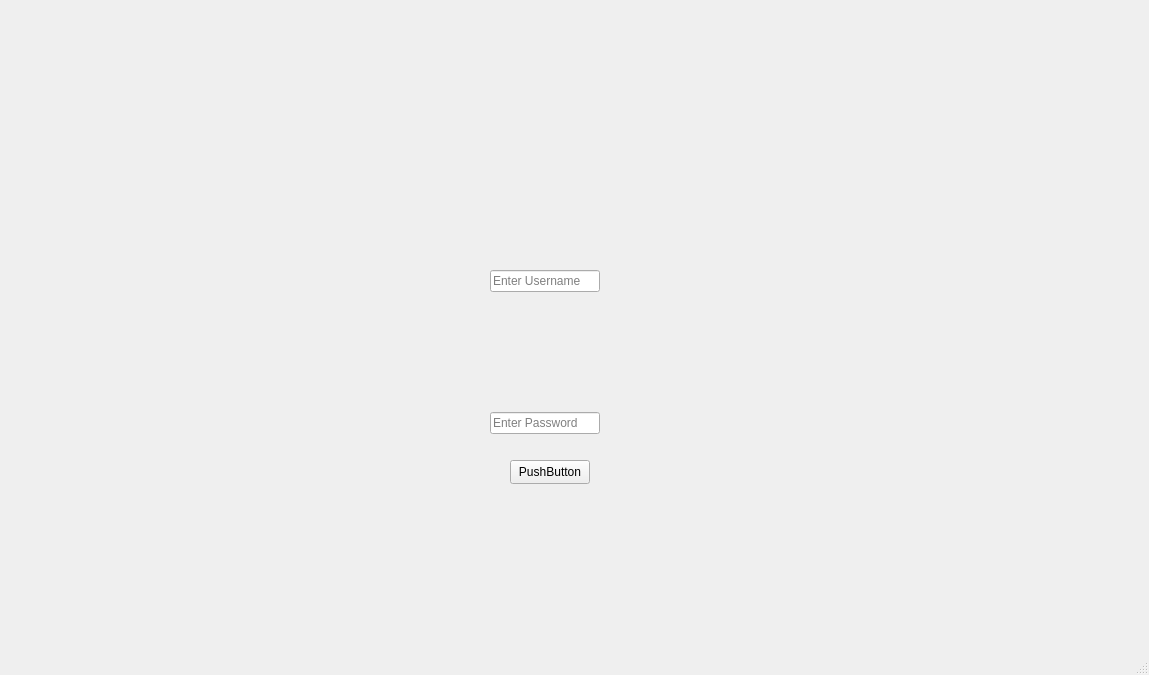
Qt form Project/mainwindow.ui (Youssef-Ashraf71/Learning_Managment_System) before a commit.
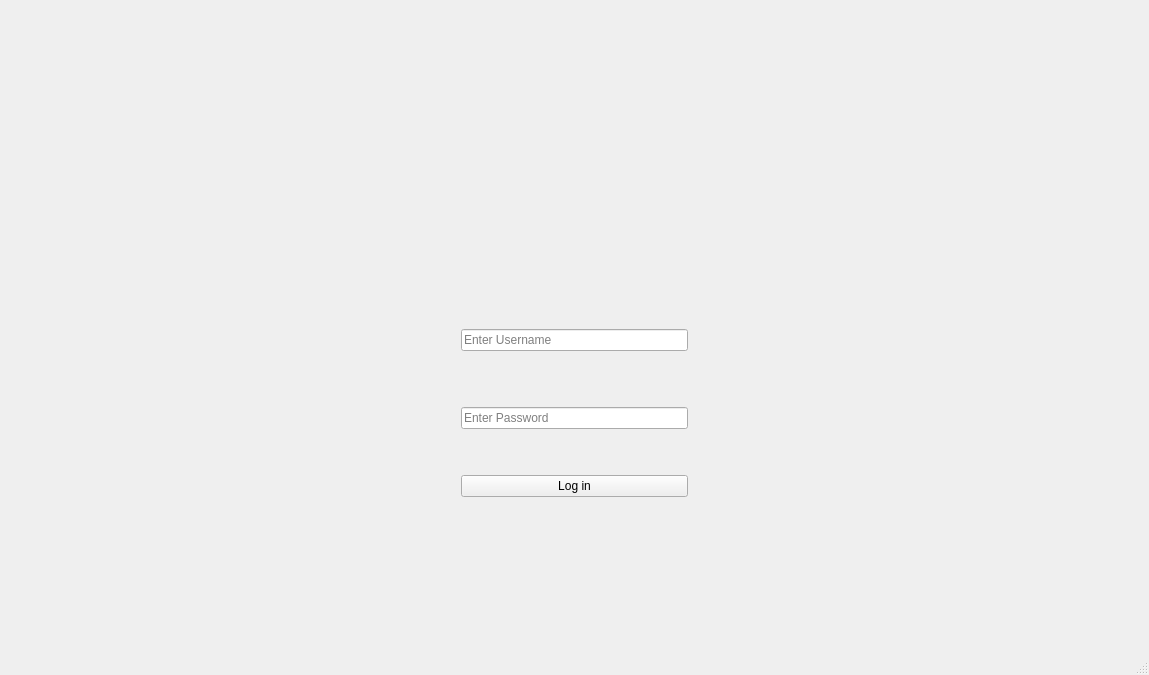
The same form after that commit.

What changed in the file:
```diff
--- a/Project/mainwindow.ui
+++ b/Project/mainwindow.ui
@@ -14,41 +14,36 @@
    <string>MainWindow</string>
   </property>
   <widget class="QWidget" name="centralwidget">
-   <widget class="QPushButton" name="pushButton">
-    <property name="geometry">
-     <rect>
-      <x>510</x>
-      <y>460</y>
-      <width>80</width>
-      <height>24</height>
-     </rect>
-    </property>
-    <property name="text">
-     <string>PushButton</string>
-    </property>
-   </widget>
-   <widget class="QLabel" name="photo">
-    <property name="geometry">
-     <rect>
-      <x>370</x>
-      <y>30</y>
-      <width>341</width>
-      <height>231</height>
-     </rect>
-    </property>
-    <property name="text">
-     <string/>
-    </property>
-   </widget>
-   <widget class="QWidget" name="">
-    <property name="geometry">
-     <rect>
-      <x>490</x>
-      <y>270</y>
-      <width>110</width>
-      <height>164</height>
-     </rect>
-    </property>
+   <layout class="QGridLayout" name="gridLayout">
+    <item row="0" column="2">
+     <spacer name="verticalSpacer_3">
+      <property name="orientation">
+       <enum>Qt::Vertical</enum>
+      </property>
+      <property name="sizeHint" stdset="0">
+       <size>
+        <width>20</width>
+        <height>40</height>
+       </size>
+      </property>
+     </spacer>
+    </item>
+    <item row="3" column="3">
+     <spacer name="horizontalSpacer_4">
+      <property name="orientation">
+       <enum>Qt::Horizontal</enum>
+      </property>
+      <property name="sizeHint" stdset="0">
+       <size>
+        <width>40</width>
+        <height>20</height>
+       </size>
+      </property>
+     </spacer>
+    </item>
+    <item row="3" column="2">
+     <layout class="QVBoxLayout" name="verticalLayout_2">
+      <item>
     <layout class="QVBoxLayout" name="verticalLayout">
      <item>
       <widget class="QLineEdit" name="lineEdit">
@@ -87,13 +82,114 @@
        <property name="text">
         <string/>
        </property>
+          <property name="echoMode">
+           <enum>QLineEdit::Password</enum>
+          </property>
        <property name="placeholderText">
         <string>Enter Password</string>
        </property>
       </widget>
      </item>
-    </layout>
-   </widget>
+        <item>
+         <spacer name="verticalSpacer_5">
+          <property name="orientation">
+           <enum>Qt::Vertical</enum>
+          </property>
+          <property name="sizeHint" stdset="0">
+           <size>
+            <width>20</width>
+            <height>40</height>
+           </size>
+          </property>
+         </spacer>
+        </item>
+       </layout>
+      </item>
+      <item>
+       <widget class="QPushButton" name="btn_login">
+        <property name="text">
+         <string>Log in</string>
+        </property>
+       </widget>
+      </item>
+     </layout>
+    </item>
+    <item row="1" column="0">
+     <spacer name="horizontalSpacer">
+      <property name="orientation">
+       <enum>Qt::Horizontal</enum>
+      </property>
+      <property name="sizeHint" stdset="0">
+       <size>
+        <width>40</width>
+        <height>20</height>
+       </size>
+      </property>
+     </spacer>
+    </item>
+    <item row="1" column="2">
+     <widget class="QLabel" name="photo">
+      <property name="text">
+       <string/>
+      </property>
+      <property name="scaledContents">
+       <bool>true</bool>
+      </property>
+     </widget>
+    </item>
+    <item row="2" column="2">
+     <spacer name="verticalSpacer_2">
+      <property name="orientation">
+       <enum>Qt::Vertical</enum>
+      </property>
+      <property name="sizeHint" stdset="0">
+       <size>
+        <width>20</width>
+        <height>40</height>
+       </size>
+      </property>
+     </spacer>
+    </item>
+    <item row="1" column="4">
+     <spacer name="horizontalSpacer_2">
+      <property name="orientation">
+       <enum>Qt::Horizontal</enum>
+      </property>
+      <property name="sizeHint" stdset="0">
+       <size>
+        <width>40</width>
+        <height>20</height>
+       </size>
+      </property>
+     </spacer>
+    </item>
+    <item row="3" column="1">
+     <spacer name="horizontalSpacer_3">
+      <property name="orientation">
+       <enum>Qt::Horizontal</enum>
+      </property>
+      <property name="sizeHint" stdset="0">
+       <size>
+        <width>40</width>
+        <height>20</height>
+       </size>
+      </property>
+     </spacer>
+    </item>
+    <item row="4" column="2">
+     <spacer name="verticalSpacer_4">
+      <property name="orientation">
+       <enum>Qt::Vertical</enum>
+      </property>
+      <property name="sizeHint" stdset="0">
+       <size>
+        <width>20</width>
+        <height>40</height>
+       </size>
+      </property>
+     </spacer>
+    </item>
+   </layout>
   </widget>
   <widget class="QMenuBar" name="menubar">
    <property name="geometry">
```
Left out of the diff: 4 changed lines with no effect on the pictures. Lines whose indentation alone changed are shown as unchanged.
